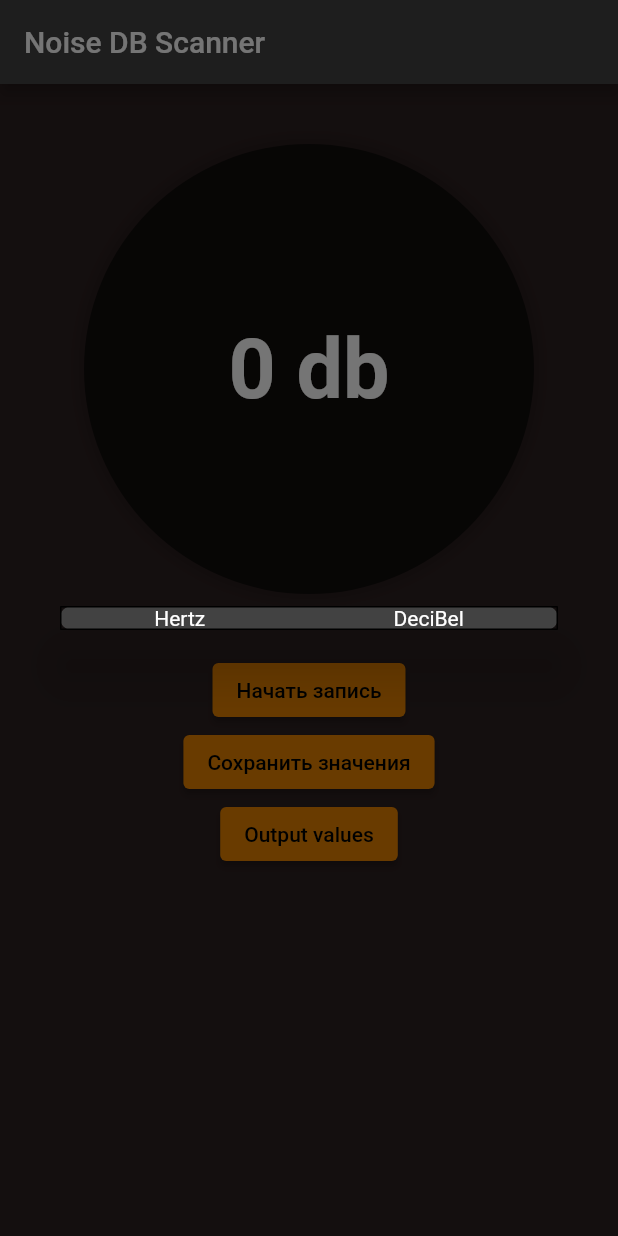
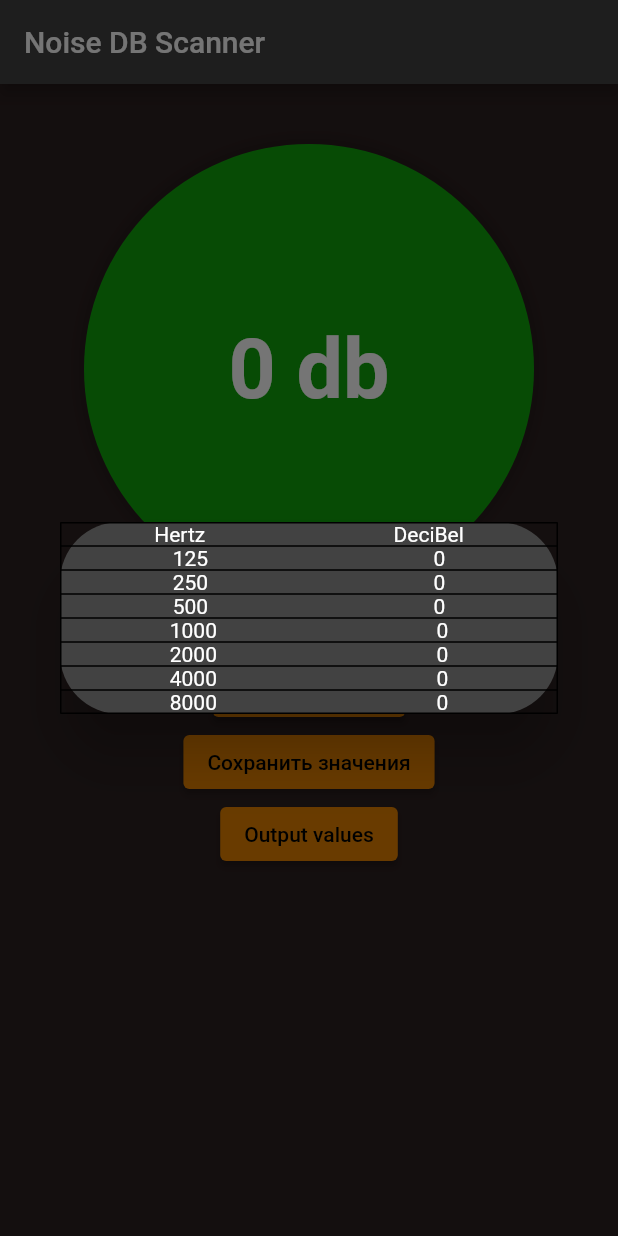
Before and after one commit to alexefimov99/NoiseScan, a Flutter app: the screen it shows after launch, after a tap on "Output values", on a phone screen of 412 x 824 dp. Run offline on Flutter 3.47's test engine with Material 2 defaults, Android fonts, the phone set to English and light mode, and no system bars; missing offline and left inert: noise_meter.

Commit message:
Fixed colors on circle. Half button

```diff
--- a/lib/main.dart
+++ b/lib/main.dart
@@ -33,11 +33,15 @@ class _MyHomePageState extends State<MyHomePage> {
 
   int db = 0;
 
+// Delete after release
+  int rDebug = 0;
+  int gDebug = 0;
+
   static const int levelMax = 255;
   static const int maxMicro = 90;
 
   static const List<int> Hz = [125, 250, 500, 1000, 2000, 4000, 8000];
-  var dbValues = List.filled(7, 0);
+  static var dbValues = List.filled(7, 0);
 
   StreamSubscription<NoiseReading>? _noiseSubscription;
   late NoiseMeter _noiseMeter;
@@ -64,6 +68,122 @@ class _MyHomePageState extends State<MyHomePage> {
 
   void saveValues() {}
 
+  Dialog outputValues() {
+    return Dialog(
+      shape: RoundedRectangleBorder(borderRadius: BorderRadius.circular(40)),
+      elevation: 16,
+      child: Table(
+        border: TableBorder.all(width: 1.0, color: Colors.black),
+        children: [
+          TableRow(
+            children: [
+              TableCell(
+                child: Row(
+                  mainAxisAlignment: MainAxisAlignment.spaceAround,
+                  children: <Widget>[
+                    new Text('Hertz'),
+                    new Text('DeciBel'),
+                  ],
+                ),
+              ),
+            ],
+          ),
+          TableRow(
+            children: [
+              TableCell(
+                child: Row(
+                  mainAxisAlignment: MainAxisAlignment.spaceAround,
+                  children: <Widget>[
+                    new Text(Hz[0].toString()),
+                    new Text(dbValues[0].toString()),
+                  ],
+                ),
+              ),
+            ],
+          ),
+          TableRow(
+            children: [
+              TableCell(
+                child: Row(
+                  mainAxisAlignment: MainAxisAlignment.spaceAround,
+                  children: <Widget>[
+                    new Text(Hz[1].toString()),
+                    new Text(dbValues[1].toString()),
+                  ],
+                ),
+              ),
+            ],
+          ),
+          TableRow(
+            children: [
+              TableCell(
+                child: Row(
+                  mainAxisAlignment: MainAxisAlignment.spaceAround,
+                  children: <Widget>[
+                    new Text(Hz[2].toString()),
+                    new Text(dbValues[2].toString()),
+                  ],
+                ),
+              ),
+            ],
+          ),
+          TableRow(
+            children: [
+              TableCell(
+                child: Row(
+                  mainAxisAlignment: MainAxisAlignment.spaceAround,
+                  children: <Widget>[
+                    new Text(Hz[3].toString()),
+                    new Text(dbValues[3].toString()),
+                  ],
+                ),
+              ),
+            ],
+          ),
+          TableRow(
+            children: [
+              TableCell(
+                child: Row(
+                  mainAxisAlignment: MainAxisAlignment.spaceAround,
+                  children: <Widget>[
+                    new Text(Hz[4].toString()),
+                    new Text(dbValues[4].toString()),
+                  ],
+                ),
+              ),
+            ],
+          ),
+          TableRow(
+            children: [
+              TableCell(
+                child: Row(
+                  mainAxisAlignment: MainAxisAlignment.spaceAround,
+                  children: <Widget>[
+                    new Text(Hz[5].toString()),
+                    new Text(dbValues[5].toString()),
+                  ],
+                ),
+              ),
+            ],
+          ),
+          TableRow(
+            children: [
+              TableCell(
+                child: Row(
+                  mainAxisAlignment: MainAxisAlignment.spaceAround,
+                  children: <Widget>[
+                    new Text(Hz[6].toString()),
+                    new Text(dbValues[6].toString()),
+                  ],
+                ),
+              ),
+            ],
+          ),
+        ],
+      ),
+    );
+  }
+
   void start() async =>
       _noiseSubscription = _noiseMeter.noiseStream.listen(onData);
 
@@ -71,7 +191,11 @@ class _MyHomePageState extends State<MyHomePage> {
     setState(() {
       db = noiseReading.maxDecibel.toInt();
     });
-    debugPrint(noiseReading.meanDecibel.toStringAsFixed(4));
+    debugPrint(noiseReading.meanDecibel.toStringAsFixed(4) +
+        ' ' +
+        rDebug.toString() +
+        ' ' +
+        gDebug.toString());
   }
 
   void onError(Object error) {
@@ -98,13 +222,28 @@ class _MyHomePageState extends State<MyHomePage> {
   @override
   Widget build(BuildContext context) {
     String textDb = "$db db";
-    int percent = 100 * db ~/ maxMicro;
+
+    int percent = 100 * db ~/ (maxMicro ~/ 2);
+
+    int r_ = levelMax * percent ~/ 100;
+    int g_ = 255;
+    if (r_ >= 230) {
+      r_ = 255;
+      g_ = 2 * levelMax - levelMax * percent ~/ 100;
+      if (g_ > 255) {
+        g_ = 255;
+      }
+    }
+
+    rDebug = r_;
+    gDebug = g_;
     final Color circleColor = Color.fromARGB(
       153,
-      levelMax * percent ~/ 100,
-      (levelMax - levelMax * percent) ~/ 100,
+      r_,
+      g_,
       0,
     );
+
     return Scaffold(
       backgroundColor: const Color.fromARGB(255, 44, 32, 32),
       appBar: AppBar(
@@ -178,31 +317,46 @@ class _MyHomePageState extends State<MyHomePage> {
                 showDialog(
                   context: context,
                   builder: (context) {
-                    return Dialog(
-                      shape: RoundedRectangleBorder(
-                          borderRadius: BorderRadius.circular(40)),
-                      elevation: 16,
-                      child: Table(
-                        border:
-                            TableBorder.all(width: 1.0, color: Colors.black),
-                        children: [
-                          TableRow(
-                            children: [
-                              TableCell(
-                                child: Row(
-                                  mainAxisAlignment:
-                                      MainAxisAlignment.spaceAround,
-                                  children: <Widget>[
-                                    new Text('Hertz'),
-                                    new Text('DeciBel'),
-                                  ],
-                                ),
-                              ),
-                            ],
-                          ),
-                        ],
-                      ),
-                    );
+                    return outputValues();
+                    // Dialog(
+                    //   shape: RoundedRectangleBorder(
+                    //       borderRadius: BorderRadius.circular(40)),
+                    //   elevation: 16,
+                    //   child: Table(
+                    //     border:
+                    //         TableBorder.all(width: 1.0, color: Colors.black),
+                    //     children: [
+                    //       TableRow(
+                    //         children: [
+                    //           TableCell(
+                    //             child: Row(
+                    //               mainAxisAlignment:
+                    //                   MainAxisAlignment.spaceAround,
+                    //               children: <Widget>[
+                    //                 new Text('Hertz'),
+                    //                 new Text('DeciBel'),
+                    //               ],
+                    //             ),
+                    //           ),
+                    //         ],
+                    //       ),
+                    //       TableRow(
+                    //         children: [
+                    //           TableCell(
+                    //             child: Row(
+                    //               mainAxisAlignment:
+                    //                   MainAxisAlignment.spaceAround,
+                    //               children: <Widget>[
+                    //                 new Text(Hz[1].toString()),
+                    //                 new Text(db.toString()),
+                    //               ],
+                    //             ),
+                    //           ),
+                    //         ],
+                    //       ),
+                    //     ],
+                    //   ),
+                    // );
                   },
                 );
               },
@@ -212,19 +366,6 @@ class _MyHomePageState extends State<MyHomePage> {
                 ),
               ),
             ),
-            // alignment: Alignment.bottomCenter,
-            // child: ElevatedButton(
-            //   onPressed: outputValues,
-            //   child: const Text(
-            //     "Вывод значений",
-            //     textAlign: TextAlign.center,
-            //   ),
-            //   style: ButtonStyle(
-            //     backgroundColor: MaterialStateProperty.all<Color>(
-            //       const Color.fromARGB(255, 228, 129, 0),
-            //     ),
-            //   ),
-            // ),
           ),
         ],
       ),
@@ -294,3 +435,14 @@ class Circle extends StatelessWidget {
 // //               style: ButtonStyle(
 // //                   backgroundColor: MaterialStateProperty.all<Color>(
 // //                       Color.fromARGB(255, 228, 129, 0)))),
+
+
+
+    // old formula
+    // int percent = 100 * db ~/ maxMicro;
+    // final Color circleColor = Color.fromARGB(
+    //   153,
+    //   levelMax * percent ~/ 100, // red
+    //   (levelMax - levelMax * percent) ~/ 100, // green
+    //   0,
+    // );
```
Also changed, not shown: 8 other files.
